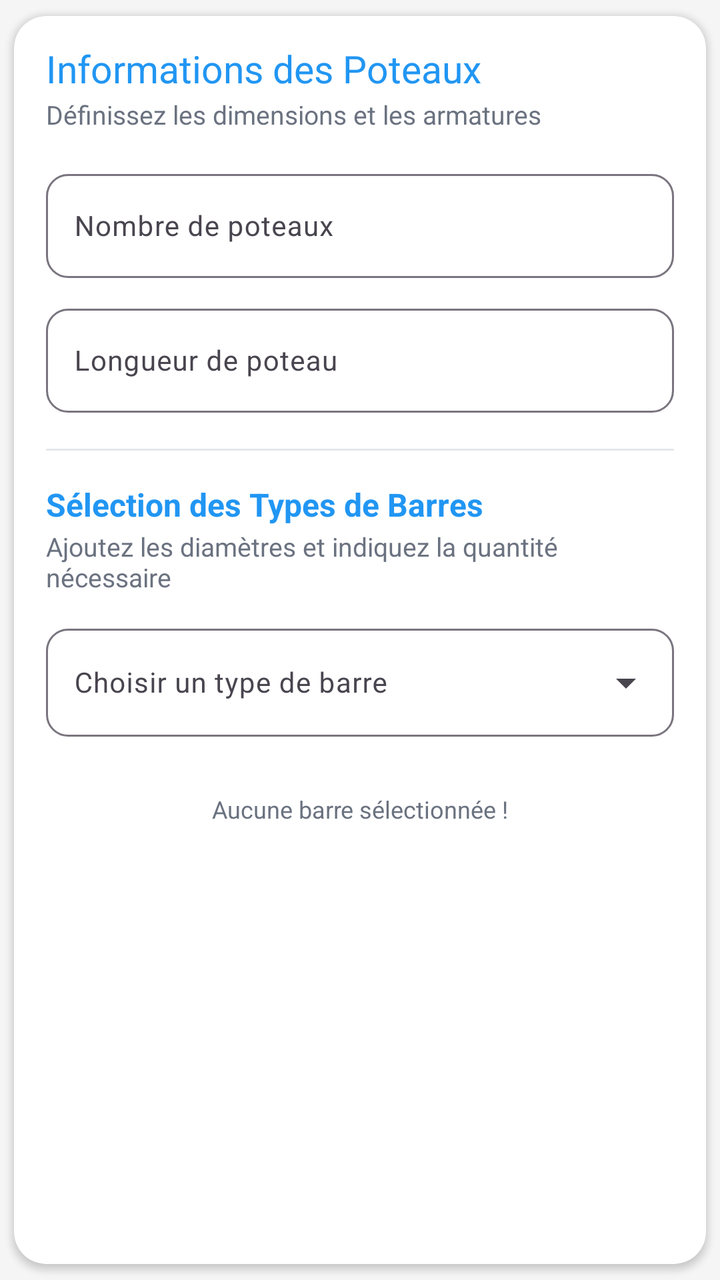
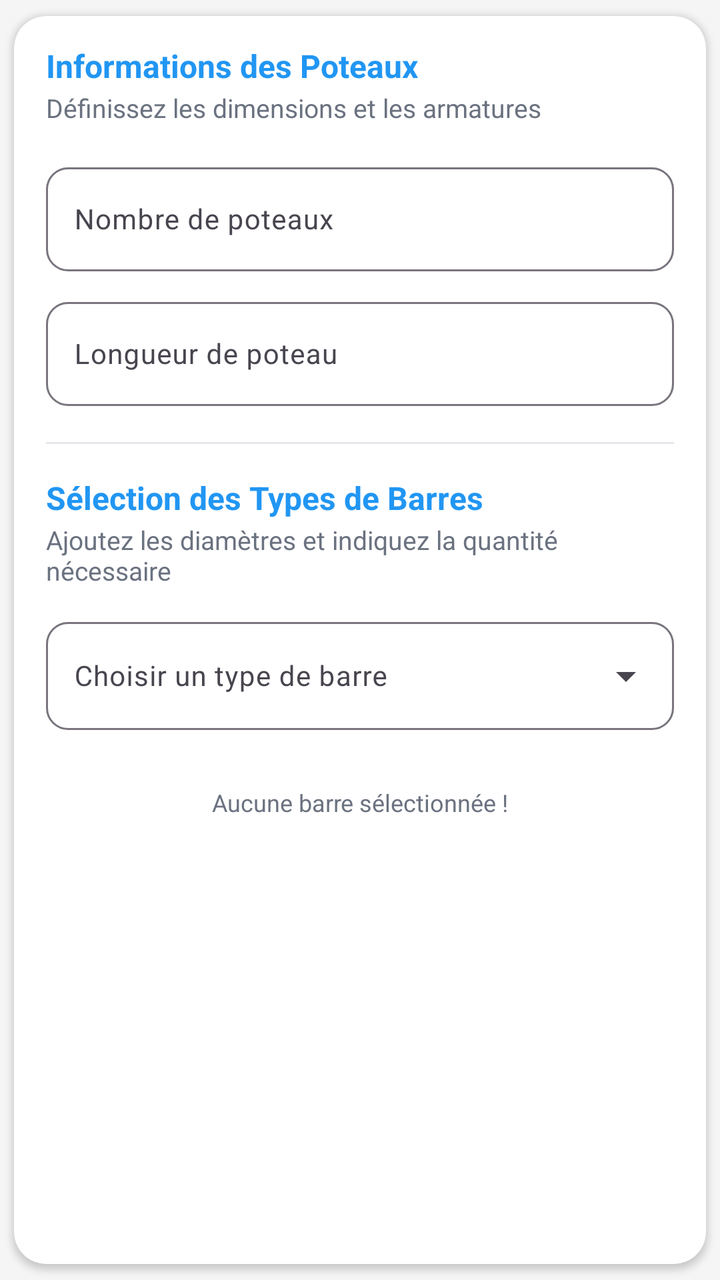

An Android layout rendered at two revisions. The XML below is the earlier revision; the diff shows what the commit changed to produce the second picture.
<!-- AndroidManifest.xml: application theme Theme.GKMBarFer -->
<!-- res/layout/item_groupe_poteau.xml -->
<?xml version="1.0" encoding="utf-8"?>
<androidx.cardview.widget.CardView
    xmlns:android="http://schemas.android.com/apk/res/android"
    xmlns:app="http://schemas.android.com/apk/res-auto"

    android:layout_width="match_parent"
    android:layout_height="wrap_content"
    android:layout_marginBottom="16dp"

    app:cardBackgroundColor="@color/surface"
    app:cardCornerRadius="16dp"
    app:cardElevation="2dp"
    app:cardUseCompatPadding="true">

    <LinearLayout
        android:layout_width="match_parent"
        android:layout_height="wrap_content"
        android:orientation="vertical"
        android:paddingStart="16dp"
        android:paddingTop="16dp"
        android:paddingEnd="16dp"
        android:paddingBottom="16dp">

        
        
        

        <LinearLayout
            android:layout_width="match_parent"
            android:layout_height="wrap_content"
            android:orientation="horizontal"
            android:gravity="center_vertical"
            android:layout_marginBottom="16dp">

            <LinearLayout
                android:layout_width="0dp"
                android:layout_height="wrap_content"
                android:layout_weight="1"
                android:orientation="vertical">

                <TextView
                    android:layout_width="match_parent"
                    android:layout_height="wrap_content"
                    android:includeFontPadding="false"
                    android:text="@string/infos_poteaux"
                    android:textColor="@color/primary"
                    android:textSize="19sp"
                   />

                <TextView
                    android:layout_width="match_parent"
                    android:layout_height="wrap_content"
                    android:layout_marginTop="4dp"
                    android:includeFontPadding="false"
                    android:text="Définissez les dimensions et les armatures"
                    android:textColor="@color/secondary_text"
                    android:textSize="13sp"
                   />

            </LinearLayout>

            <ImageButton
                android:id="@+id/btnSupprimerGroupe"
                android:layout_width="40dp"
                android:layout_height="40dp"
                android:background="?attr/selectableItemBackgroundBorderless"
                android:contentDescription="@string/supprimer_poteau"
                android:padding="9dp"
                android:src="@drawable/ic_delete_outline"
                android:visibility="gone"

                app:tint="@color/error" />

        </LinearLayout>


        
        
        



        
        <com.google.android.material.textfield.TextInputLayout
            android:layout_width="match_parent"
            android:layout_height="wrap_content"
            android:layout_marginBottom="10dp"

            app:boxBackgroundMode="outline"
            app:boxCornerRadiusBottomEnd="11dp"
            app:boxCornerRadiusBottomStart="11dp"
            app:boxCornerRadiusTopEnd="11dp"
            app:boxCornerRadiusTopStart="11dp">

            <com.google.android.material.textfield.TextInputEditText
                android:id="@+id/etNombrePoteaux"
                android:layout_width="match_parent"
                android:layout_height="52dp"
                android:autofillHints="number"
                android:gravity="center_vertical"
                android:hint="@string/nombre_poteaux"
                android:inputType="number"
                android:paddingStart="14dp"
                android:paddingEnd="14dp"
                android:textSize="14sp" />

        </com.google.android.material.textfield.TextInputLayout>


        
        <com.google.android.material.textfield.TextInputLayout
            android:layout_width="match_parent"
            android:layout_height="wrap_content"
            android:layout_marginBottom="18dp"

            app:boxBackgroundMode="outline"
            app:boxCornerRadiusBottomEnd="11dp"
            app:boxCornerRadiusBottomStart="11dp"
            app:boxCornerRadiusTopEnd="11dp"
            app:boxCornerRadiusTopStart="11dp"
            app:suffixText="m">

            <com.google.android.material.textfield.TextInputEditText
                android:id="@+id/etLongueurPoteaux"
                android:layout_width="match_parent"
                android:layout_height="52dp"
                android:autofillHints="number"
                android:gravity="center_vertical"
                android:hint="@string/longueur_poteaux"
                android:inputType="numberDecimal"
                android:paddingStart="14dp"
                android:paddingEnd="14dp"
                android:textSize="14sp" />

        </com.google.android.material.textfield.TextInputLayout>


        
        
        

        <View
            android:layout_width="match_parent"
            android:layout_height="1dp"
            android:layout_marginBottom="18dp"
            android:background="@color/divider" />


        
        
        

        <LinearLayout
            android:layout_width="match_parent"
            android:layout_height="wrap_content"
            android:orientation="vertical"
            android:layout_marginBottom="12dp">

            <TextView
                android:layout_width="match_parent"
                android:layout_height="wrap_content"
                android:includeFontPadding="false"
                android:text="@string/selection_types_barres"
                android:textColor="@color/primary"
                android:textSize="16sp"
                android:textStyle="bold" />

            <TextView
                android:layout_width="match_parent"
                android:layout_height="wrap_content"
                android:layout_marginTop="4dp"
                android:includeFontPadding="false"
                android:text="Ajoutez les diamètres et indiquez la quantité nécessaire"
                android:textColor="@color/secondary_text"
                android:textSize="13sp"
               />

        </LinearLayout>


        
        
        

        <com.google.android.material.textfield.TextInputLayout
            android:layout_width="match_parent"
            android:layout_height="wrap_content"
            android:layout_marginBottom="14dp"

            style="@style/Widget.Material3.TextInputLayout.OutlinedBox.ExposedDropdownMenu"

            app:boxCornerRadiusBottomEnd="11dp"
            app:boxCornerRadiusBottomStart="11dp"
            app:boxCornerRadiusTopEnd="11dp"
            app:boxCornerRadiusTopStart="11dp"
            app:endIconMode="dropdown_menu">

            <AutoCompleteTextView
                android:id="@+id/autoCompleteBarreType"
                android:layout_width="match_parent"
                android:layout_height="54dp"
                android:gravity="center_vertical"
                android:hint="@string/choisir_type_barre"
                android:inputType="none"
                android:paddingStart="14dp"
                android:paddingEnd="14dp"
                android:textSize="14sp" />

        </com.google.android.material.textfield.TextInputLayout>


        
        
        

        <LinearLayout
            android:id="@+id/layoutBarresSelectionnees"
            android:layout_width="match_parent"
            android:layout_height="wrap_content"
            android:orientation="vertical"
            android:layout_marginBottom="4dp" />


        
        
        





        <TextView
            android:id="@+id/tvAucuneBarre"
            android:layout_width="match_parent"
            android:layout_height="38dp"
            android:gravity="center"
            android:includeFontPadding="false"
            android:text="@string/aucune_barre_selectionnee"
            android:textColor="@color/secondary_text"
            android:textSize="12sp"
            />



    </LinearLayout>

</androidx.cardview.widget.CardView>
<!-- resources referenced by this layout -->
<resources>
  <color name="divider">#E5E7EB</color>
  <color name="error">#F44336</color>
  <color name="primary">#2196F3</color>
  <color name="secondary_text">#6B7280</color>
  <color name="surface">#FFFFFF</color>
  <!-- drawable ic_delete_outline (drawable) -->
  <?xml version="1.0" encoding="utf-8"?>
  <vector xmlns:android="http://schemas.android.com/apk/res/android"
      android:width="24dp"
      android:height="24dp"
      android:viewportWidth="24"
      android:viewportHeight="24">
  
      <path
          android:fillColor="@android:color/transparent"
          android:pathData="M6,7 L18,7 M9,7 L9,5 C9,4.45 9.45,4 10,4 L14,4 C14.55,4 15,4.45 15,5 L15,7 M8,7 L8,19 C8,19.55 8.45,20 9,20 L15,20 C15.55,20 16,19.55 16,19 L16,7 M10,10 L10,17 M14,10 L14,17"
          android:strokeColor="#DC3545"
          android:strokeWidth="1.7"
          android:strokeLineCap="round"
          android:strokeLineJoin="round" />
  
  </vector>
  <string name="aucune_barre_selectionnee">Aucune barre sélectionnée !</string>
  <string name="choisir_type_barre">Choisir un type de barre</string>
  <string name="infos_poteaux">Informations des Poteaux</string>
  <string name="longueur_poteaux">Longueur de poteau</string>
  <string name="nombre_poteaux">Nombre de poteaux</string>
  <string name="selection_types_barres">Sélection des Types de Barres</string>
  <string name="supprimer_poteau">Supprimer ce poteau</string>
  <style name="Theme.GKMBarFer" parent="Base.Theme.GKMBarFer" />
  <style name="Base.Theme.GKMBarFer" parent="Theme.Material3.DayNight">
          <item name="colorPrimary">@color/primary</item>
          <item name="colorPrimaryVariant">@color/primary_dark</item>
          <item name="colorOnPrimary">@color/white</item>
          <item name="android:windowBackground">@color/background</item>
      </style>
  <color name="primary_dark">#1976D2</color>
  <color name="white">#FFFFFFFF</color>
  <color name="background">#F5F5F5</color>
</resources>

<!-- the commit's change to res/layout/item_groupe_poteau.xml (unified diff, before → after) -->
@@ -44,7 +44,8 @@
                     android:includeFontPadding="false"
                     android:text="@string/infos_poteaux"
                     android:textColor="@color/primary"
-                    android:textSize="19sp"
+                    android:textSize="16sp"
+                    android:textStyle="bold"
                    />
 
                 <TextView
